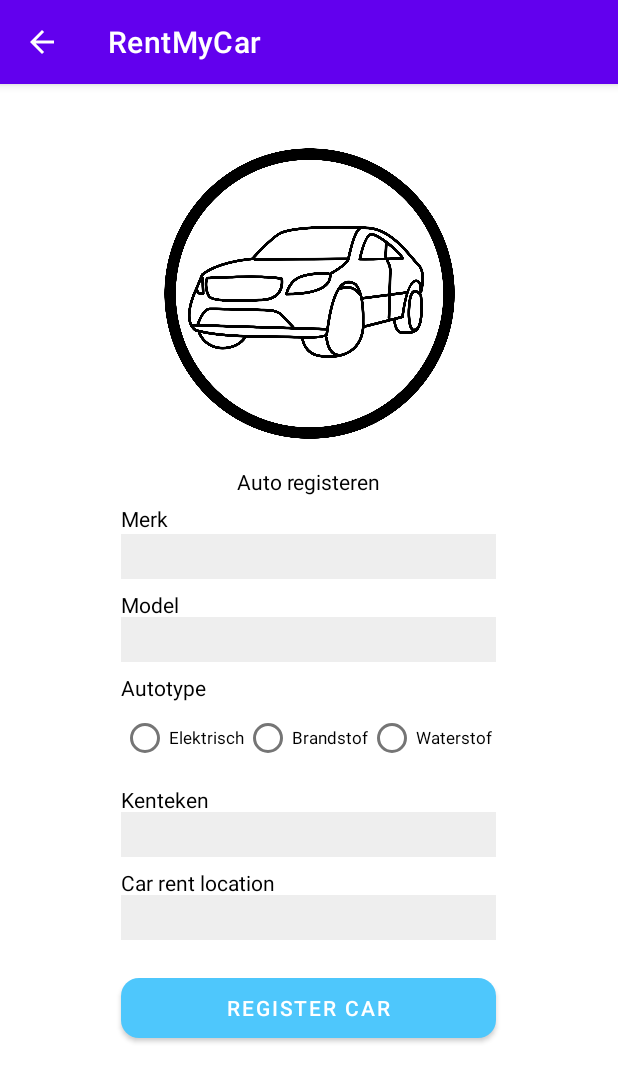
After one commit to gerardstn/RMC-Android, an Android app: the CarRegistrationFragment screen opened through its navigation route, on a phone screen of 412 x 824 dp. The commit adds this screen. Shown: the top 1082 px of the screen. Run offline under Robolectric (Android 15) with nearby library versions, the phone set to English and light mode, and no system bars.

Commit message:
Added car registration fragment in navigation

```diff
--- /dev/null
+++ b/app/src/main/java/avdinformatica/group1/rentmycar/ui/CarRegistrationFragment.java
@@ -0,0 +1,43 @@
+package avdinformatica.group1.rentmycar.ui;
+
+import android.os.Bundle;
+
+import androidx.fragment.app.Fragment;
+
+import android.view.LayoutInflater;
+import android.view.View;
+import android.view.ViewGroup;
+
+import avdinformatica.group1.rentmycar.R;
+
+/**
+ * A simple {@link Fragment} subclass.
+ * Use the {@link CarRegistrationFragment#newInstance} factory method to
+ * create an instance of this fragment.
+ */
+public class CarRegistrationFragment extends Fragment {
+
+    public CarRegistrationFragment() {
+        // Required empty public constructor
+    }
+
+    public static CarRegistrationFragment newInstance(String param1, String param2) {
+        CarRegistrationFragment fragment = new CarRegistrationFragment();
+        Bundle args = new Bundle();
+        fragment.setArguments(args);
+        return fragment;
+    }
+
+    @Override
+    public void onCreate(Bundle savedInstanceState) {
+        super.onCreate(savedInstanceState);
+    }
+
+    @Override
+    public View onCreateView(LayoutInflater inflater, ViewGroup container,
+                             Bundle savedInstanceState) {
+
+        View view = inflater.inflate(R.layout.fragment_car_registration, container, false);
+        return view;
+    }
+}
--- a/app/src/main/java/avdinformatica/group1/rentmycar/ui/HomeFragment.java
+++ b/app/src/main/java/avdinformatica/group1/rentmycar/ui/HomeFragment.java
@@ -1,21 +1,37 @@
 package avdinformatica.group1.rentmycar.ui;
 
+import android.content.Intent;
 import android.os.AsyncTask;
 import android.os.Bundle;
 
 import androidx.fragment.app.Fragment;
+import androidx.navigation.Navigation;
 
 import android.util.Log;
 import android.view.LayoutInflater;
 import android.view.View;
 import android.view.ViewGroup;
+import android.widget.Button;
 import android.widget.TextView;
+import android.widget.Toast;
+
+import java.io.Serializable;
+import java.util.List;
 
 import avdinformatica.group1.rentmycar.R;
+import avdinformatica.group1.rentmycar.activities.CarRegistrationActivity;
+import avdinformatica.group1.rentmycar.activities.RenteeActivity;
+import avdinformatica.group1.rentmycar.activities.SuccessfulLoginActivity;
 import avdinformatica.group1.rentmycar.database.AppDatabase;
 import avdinformatica.group1.rentmycar.database.AppExecutors;
+import avdinformatica.group1.rentmycar.models.CarResponse;
 import avdinformatica.group1.rentmycar.models.User;
+import avdinformatica.group1.rentmycar.network.Network;
+import avdinformatica.group1.rentmycar.services.ApiService;
 import avdinformatica.group1.rentmycar.utils.Helper;
+import retrofit2.Call;
+import retrofit2.Callback;
+import retrofit2.Response;
 
 /**
  * A simple {@link Fragment} subclass.
@@ -27,6 +43,7 @@ public class HomeFragment extends Fragment {
     User user;
     String sessionId;
     TextView tvEmail;
+    Button btnRegisterYourCar, btnRentalCars;
 
     public HomeFragment() {
         // Required empty public constructor
@@ -49,7 +66,6 @@ public class HomeFragment extends Fragment {
 
         AppDatabase appDatabase = AppDatabase.getInstance(getActivity().getApplicationContext());
         user = appDatabase.userDao().getUser(sessionId);
-
     }
 
     @Override
@@ -59,7 +75,53 @@ public class HomeFragment extends Fragment {
 
         tvEmail = view.findViewById(R.id.tv_Email);
         tvEmail.setText(user.getEmail());
+
+        initializeListeners(view);
+        onClickListeners();
+
         return view;
     }
 
+    private void onClickListeners() {
+        btnRegisterYourCar.setOnClickListener(new View.OnClickListener() {
+            @Override
+            public void onClick(View view) {
+
+                Navigation.findNavController(view).navigate(R.id.action_home_to_car_registraion);
+            }
+        });
+
+        btnRentalCars.setOnClickListener(new View.OnClickListener() {
+            @Override
+            public void onClick(View v) {
+
+                CarResponse carResponse = new CarResponse(true);
+
+                ApiService apiService = Network.getInstance().create(ApiService.class);
+                apiService.getAvailableCars(carResponse).enqueue(new Callback<List<CarResponse>>() {
+                    @Override
+                    public void onResponse(Call<List<CarResponse>> call, Response<List<CarResponse>> response) {
+
+                        if (response.body() != null) {
+                            Toast.makeText(getActivity().getApplicationContext(), "Cars loading", Toast.LENGTH_SHORT).show();
+                            Intent intent = new Intent(getActivity().getApplicationContext(), RenteeActivity.class);
+                            intent.putExtra("carList", (Serializable) response.body());
+                            startActivity(intent);
+                        }
+                    }
+
+                    @Override
+                    public void onFailure(Call<List<CarResponse>> call, Throwable t) {
+                        Toast.makeText(getActivity().getApplicationContext(), "Unable to retrieve available cars", Toast.LENGTH_SHORT).show();
+                    }
+                });
+            }
+        });
+    }
+
+    private void initializeListeners(View view) {
+        btnRentalCars = view.findViewById(R.id.btn_RentalCars);
+        btnRegisterYourCar = view.findViewById(R.id.btn_register_your_car);
+    }
+
 }
--- /dev/null
+++ b/app/src/main/res/layout/car_registration_layout.xml
@@ -0,0 +1,179 @@
+<?xml version="1.0" encoding="utf-8"?>
+<RelativeLayout
+    xmlns:android="http://schemas.android.com/apk/res/android"
+    xmlns:app="http://schemas.android.com/apk/res-auto"
+    xmlns:tools="http://schemas.android.com/tools"
+    android:layout_width="match_parent"
+    android:layout_height="match_parent"
+    android:orientation="vertical">
+
+    <ImageView
+        android:id="@+id/iv_user"
+        android:layout_width="200dp"
+        android:layout_height="200dp"
+        android:layout_centerHorizontal="true"
+        android:layout_marginTop="40dp"
+        app:srcCompat="@drawable/rmclogo"
+        tools:layout_editor_absoluteX="139dp"
+        tools:layout_editor_absoluteY="48dp" />
+
+    <TextView
+        android:id="@+id/tv_car_register_title"
+        android:layout_width="wrap_content"
+        android:layout_height="wrap_content"
+        android:layout_centerHorizontal="true"
+        android:layout_below="@id/iv_user"
+        android:layout_marginTop="15dp"
+        android:text="Auto registeren"
+        android:textColor="#000000"
+        android:textSize="14sp"
+        />
+
+    <TextView
+        android:id="@+id/tv_car_register_brand"
+        android:layout_width="wrap_content"
+        android:layout_height="wrap_content"
+        android:layout_alignLeft="@id/et_car_register_brand"
+        android:layout_alignStart="@id/et_car_register_brand"
+        android:layout_below="@id/tv_car_register_title"
+        android:layout_marginTop="5dp"
+        android:text="Merk"
+        android:textColor="#000000"
+        android:textSize="14sp"
+        />
+    <EditText
+        android:id="@+id/et_car_register_brand"
+        android:textColor="#000000"
+        android:background="#11000000"
+        android:layout_width="250dp"
+        android:layout_height="30dp"
+        android:layout_below="@id/tv_car_register_title"
+        android:layout_centerHorizontal="true"
+        android:layout_marginTop="25dp"
+        android:ems="10"
+        />
+
+    <TextView
+        android:id="@+id/tv_car_register_model"
+        android:layout_width="wrap_content"
+        android:layout_height="wrap_content"
+        android:layout_alignLeft="@id/et_car_register_model"
+        android:layout_alignStart="@id/et_car_register_model"
+        android:layout_below="@id/et_car_register_brand"
+        android:layout_marginTop="7dp"
+        android:text="Model"
+        android:textColor="#000000"
+        android:textSize="14sp"
+        />
+    <EditText
+        android:id="@+id/et_car_register_model"
+        android:textColor="#000000"
+        android:background="#11000000"
+        android:layout_width="250dp"
+        android:layout_height="30dp"
+        android:layout_below="@id/et_car_register_brand"
+        android:layout_centerHorizontal="true"
+        android:layout_marginTop="25dp"
+        android:ems="10"
+        />
+    <TextView
+        android:id="@+id/tv_car_register_type"
+        android:layout_width="wrap_content"
+        android:layout_height="wrap_content"
+        android:layout_alignLeft="@id/et_car_register_brand"
+        android:layout_alignStart="@id/et_car_register_brand"
+        android:layout_below="@id/et_car_register_model"
+        android:layout_marginTop="7dp"
+        android:text="Autotype"
+        android:textColor="#000000"
+        android:textSize="14sp"
+        />
+
+
+    <RadioGroup
+        android:id="@+id/rb_car_register_type"
+        android:layout_width="250dp"
+        android:layout_height="wrap_content"
+        android:layout_below="@id/tv_car_register_type"
+        android:layout_alignLeft="@id/tv_car_register_type"
+        android:layout_alignStart="@id/tv_car_register_type"
+        android:orientation="horizontal"
+        >
+        <RadioButton
+            android:id="@+id/rb_car_register_bev"
+            android:layout_width="wrap_content"
+            android:layout_height="wrap_content"
+            android:text="Elektrisch"
+            android:textSize="11sp"/>
+        <RadioButton
+            android:id="@+id/rb_car_register_ice"
+            android:layout_width="wrap_content"
+            android:layout_height="wrap_content"
+            android:text="Brandstof"
+            android:textSize="11sp"/>
+        <RadioButton
+            android:id="@+id/rb_car_register_fcev"
+            android:layout_width="wrap_content"
+            android:layout_height="wrap_content"
+            android:text="Waterstof"
+            android:textSize="11sp"/>
+    </RadioGroup>
+
+
+    <TextView
+        android:id="@+id/tv_car_register_licence_plate"
+        android:layout_width="wrap_content"
+        android:layout_height="wrap_content"
+        android:layout_alignLeft="@id/et_car_register_location"
+        android:layout_alignStart="@id/et_car_register_location"
+        android:layout_below="@id/rb_car_register_type"
+        android:layout_marginTop="7dp"
+        android:text="Kenteken"
+        android:textColor="#000000"
+        android:textSize="14sp"
+        />
+    <EditText
+        android:id="@+id/et_car_register_licence_plate"
+        android:textColor="#000000"
+        android:background="#11000000"
+        android:layout_width="250dp"
+        android:layout_height="30dp"
+        android:layout_below="@id/rb_car_register_type"
+        android:layout_centerHorizontal="true"
+        android:layout_marginTop="25dp"
+        android:ems="10"
+        />
+    <TextView
+        android:id="@+id/tv_car_register_location"
+        android:layout_width="wrap_content"
+        android:layout_height="wrap_content"
+        android:layout_alignLeft="@id/et_car_register_location"
+        android:layout_alignStart="@id/et_car_register_location"
+        android:layout_below="@id/et_car_register_licence_plate"
+        android:layout_marginTop="7dp"
+        android:text="Car rent location"
+        android:textColor="#000000"
+        android:textSize="14sp"
+        />
+    <EditText
+        android:id="@+id/et_car_register_location"
+        android:textColor="#000000"
+        android:background="#11000000"
+        android:layout_width="250dp"
+        android:layout_height="30dp"
+        android:layout_below="@id/et_car_register_licence_plate"
+        android:layout_centerHorizontal="true"
+        android:layout_marginTop="25dp"
+        android:ems="10"
+        />
+    <Button
+        android:id="@+id/btn_car_register"
+        android:layout_width="250dp"
+        android:layout_height="40dp"
+        android:layout_below="@id/et_car_register_location"
+        android:layout_centerHorizontal="true"
+        android:layout_marginTop="25dp"
+        android:background="@drawable/button_rectangle_cyan"
+        android:text="Register Car"
+        app:backgroundTint="@color/cyan" />
+</RelativeLayout>
--- /dev/null
+++ b/app/src/main/res/layout/fragment_car_registration.xml
@@ -0,0 +1,12 @@
+<?xml version="1.0" encoding="utf-8"?>
+<FrameLayout xmlns:android="http://schemas.android.com/apk/res/android"
+    xmlns:tools="http://schemas.android.com/tools"
+    android:layout_width="match_parent"
+    android:layout_height="match_parent"
+    tools:context=".ui.CarRegistrationFragment">
+
+    <include
+        layout="@layout/car_registration_layout"
+        android:layout_width="match_parent"
+        android:layout_height="match_parent" />
+</FrameLayout>
--- a/app/src/main/res/navigation/nav_graph.xml
+++ b/app/src/main/res/navigation/nav_graph.xml
@@ -28,8 +28,8 @@
         android:label="Home screen after login"
         tools:layout="@layout/fragment_home">
         <action
-            android:id="@+id/action_placeholder2_to_placeholder3"
-            app:destination="@id/placeholder3" />
+            android:id="@+id/action_home_to_car_registraion"
+            app:destination="@id/fragment_car_registration" />
         <action
             android:id="@+id/action_placeholder2_to_placeholder52"
             app:destination="@id/placeholder5" />
@@ -38,8 +38,10 @@
             app:destination="@id/placeholder11" />
     </fragment>
     <fragment
-        android:id="@+id/placeholder3"
-        android:label="Register own car">
+        android:id="@+id/fragment_car_registration"
+        android:name="avdinformatica.group1.rentmycar.ui.CarRegistrationFragment"
+        android:label="Register own car"
+        tools:layout="@layout/fragment_car_registration">
         <action
             android:id="@+id/action_placeholder3_to_placeholder9"
             app:destination="@id/placeholder9" />
```
